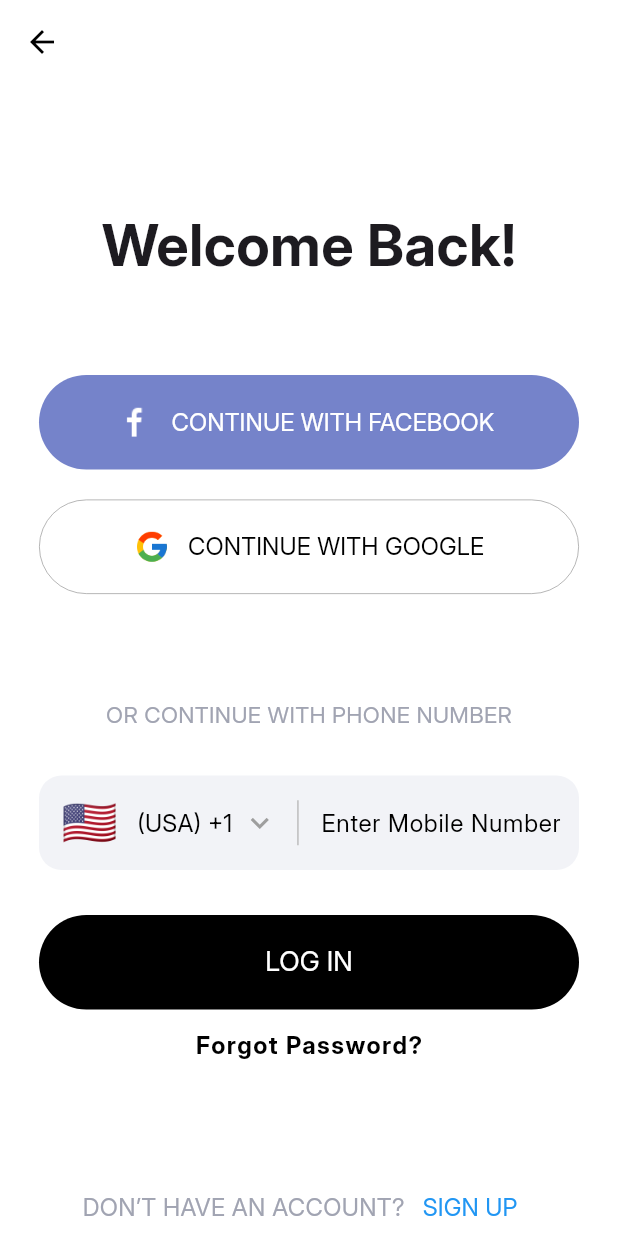
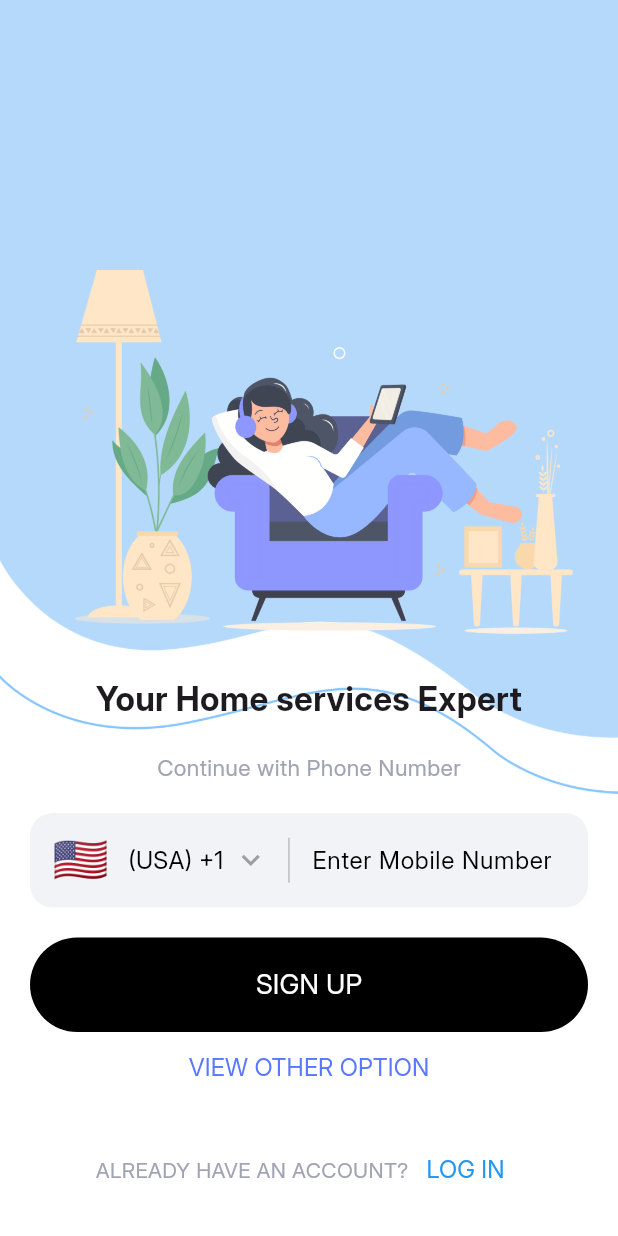
Before and after one commit to devbysaadan/Home_service_app, a Flutter app: the screen it shows after launch, on a phone screen of 412 x 824 dp. Run offline on Flutter 3.47's test engine with Material 3 defaults, Android fonts, the phone set to English and light mode, and no system bars.

Commit message:
vector setup on login screen and splashscreen navigation to signup fixed

```diff
--- a/lib/screens/loginScreen/login_screen.dart
+++ b/lib/screens/loginScreen/login.dart
@@ -1,9 +1,10 @@
 import 'package:flutter/material.dart';
+import 'package:home_service_app/screens/signupScreen/signup.dart';
 import 'package:home_service_app/widgets/custom_button.dart';
 import 'package:home_service_app/widgets/custom_phone_input_field.dart';
 
-class LoginOldUsersScreen extends StatelessWidget {
-  const LoginOldUsersScreen({super.key});
+class Login extends StatelessWidget {
+  const Login({super.key});
 
   @override
   Widget build(BuildContext context) {
@@ -82,7 +83,11 @@ class LoginOldUsersScreen extends StatelessWidget {
                 mainAxisAlignment: MainAxisAlignment.center,
                 children: [
                   Text('DON’T HAVE AN ACCOUNT?',style: TextStyle(color: Color(0xffA1A4B2),fontSize: 16),),
-                  TextButton(onPressed: (){}, child: Text('SIGN UP',style: TextStyle(color: Colors.blue,fontSize: 16),)),
+                  TextButton(onPressed: (){
+                    Navigator.push(
+                        context,
+                        MaterialPageRoute(builder: (context) => const Signup(),));
+                  }, child: Text('SIGN UP',style: TextStyle(color: Colors.blue,fontSize: 16),)),
                 ],
               ),
             )
--- /dev/null
+++ b/lib/screens/signupScreen/signup.dart
@@ -0,0 +1,88 @@
+import 'package:flutter/material.dart';
+import 'package:home_service_app/screens/loginScreen/login.dart';
+import 'package:home_service_app/widgets/custom_button.dart';
+import 'package:home_service_app/widgets/custom_phone_input_field.dart';
+
+class Signup extends StatelessWidget {
+  const Signup({super.key});
+
+  @override
+  Widget build(BuildContext context) {
+    return Scaffold(
+      backgroundColor: Colors.white,
+      body: Stack(
+            children: [
+              Image.asset(
+                "assets/images/1.png",
+                fit: BoxFit.cover,
+              ),
+              Positioned(
+                left: 50,
+                width: 332,
+                top: 180,
+                child: Image.asset(
+                  "assets/images/2.png",
+                  fit: BoxFit.cover,
+                ),
+              ),
+              Positioned(
+                left: 0,
+                width: 430,
+                top: 450,
+                child: Image.asset(
+                  "assets/images/3.png",
+                  fit: BoxFit.cover,
+                ),
+              ),
+
+              Align(
+                alignment: Alignment.bottomCenter,
+                child: SafeArea(
+                  child: Padding(
+                    padding: const EdgeInsets.symmetric(horizontal: 20, vertical: 20),
+                    child: Column(
+                      mainAxisSize: MainAxisSize.min,
+                      children: [
+                        const Text(
+                          "Your Home services Expert",
+                          style: TextStyle(fontSize: 22, fontWeight: FontWeight.bold),
+                          textAlign: TextAlign.center,
+                        ),
+                        const SizedBox(height: 20),
+
+                        Text('Continue with Phone Number',style: TextStyle(fontSize: 15,color: Color(0xffA1A4B2)
+                        ),),
+
+                        const SizedBox(height: 20),
+                        const CustomPhoneField(),
+                        const SizedBox(height: 20),
+                        CustomButton(
+                          text: 'SIGN UP',
+                          height: 63,
+                          backgroundColor: Colors.black,
+                          onPressed: () {},
+                        ),
+                        TextButton(onPressed: (){}, child: Text('VIEW OTHER OPTION',style: TextStyle(color: Color(0xff5A77FF),fontSize: 16),)),
+                     SizedBox(height: 20,),
+                        Row(
+                       mainAxisAlignment: MainAxisAlignment.center,
+                       children: [
+                         Text('ALREADY HAVE AN ACCOUNT?',style: TextStyle(color: Color(0xffA1A4B2)),),
+                         TextButton(onPressed: (){
+                           Navigator.push(
+                               context,
+                               MaterialPageRoute(builder: (context) => const Login(),));
+                         }, child: Text('LOG IN',style: TextStyle(color: Colors.blue,fontSize: 16),))
+                       ],
+                     ),
+                      ],
+                    ),
+                  ),
+                ),
+              )
+
+        ],
+      ),
+    );
+  }
+}
--- a/lib/screens/splashScreen/splash_screen.dart
+++ b/lib/screens/splashScreen/splash_screen.dart
@@ -1,7 +1,6 @@
 import 'dart:async';
-
 import 'package:flutter/material.dart';
-import 'package:home_service_app/screens/loginScreen/login_screen.dart';
+import 'package:home_service_app/screens/signupScreen/signup.dart';
 
 class SplashScreen extends StatefulWidget {
   const SplashScreen({super.key});
@@ -21,7 +20,7 @@ class _SplashScreenState extends State<SplashScreen> {
     Timer(const Duration(seconds: 3), () {
       Navigator.pushReplacement(
         context,
-        MaterialPageRoute(builder: (context) => const LoginOldUsersScreen()),
+        MaterialPageRoute(builder: (context) => const Signup()),
       );
     });
   }
```
Also changed, not shown: assets/images/1.png (added), assets/images/2.png (added), assets/images/3.png (added).
